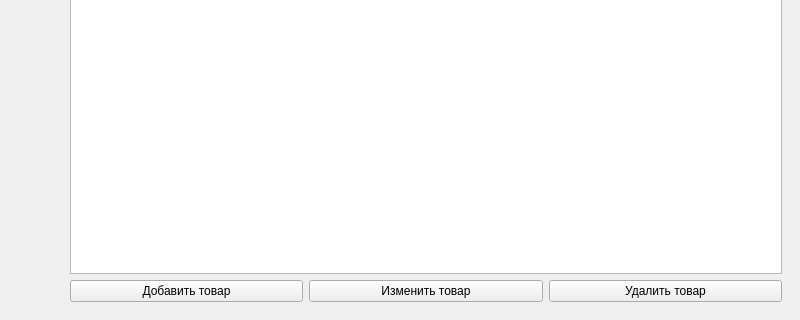
Qt form client/adminwindow.ui (alexxxandra031/Online-Shop) before a commit; both pictures show x 100 to 900 and y 280 to 600 of the 900 by 600 pixel window.
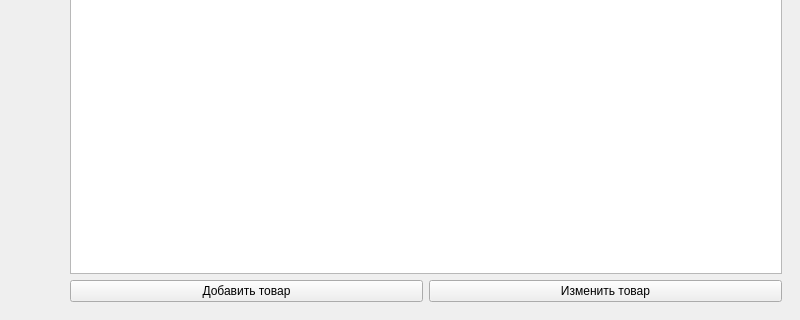
The same form after that commit.

The edit to the form file:
```diff
--- a/client/adminwindow.ui
+++ b/client/adminwindow.ui
@@ -63,9 +63,7 @@
           <item>
            <widget class="QPushButton" name="btnEditProduct"><property name="text"><string>Изменить товар</string></property></widget>
           </item>
-          <item>
-           <widget class="QPushButton" name="btnDelProduct"><property name="text"><string>Удалить товар</string></property></widget>
-          </item>
+          <!-- Кнопка "Удалить товар" удалена -->
          </layout>
         </item>
        </layout>
```
Left out of the diff: 4 changed lines with no effect on the pictures.
